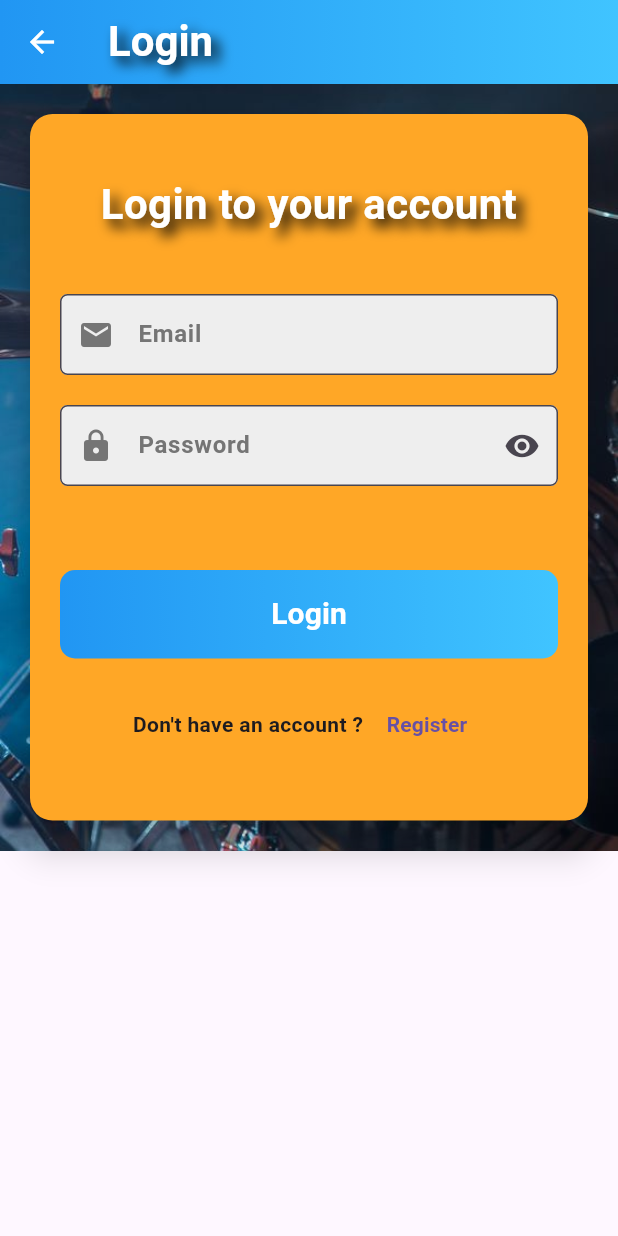
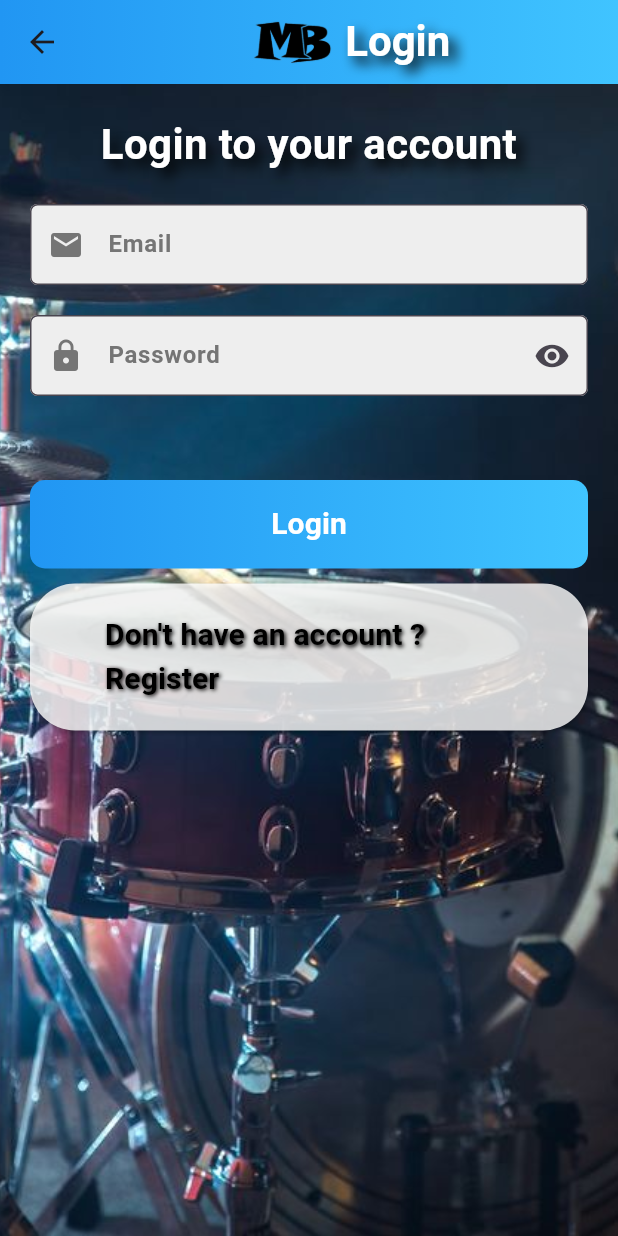
Before and after one commit to Rendy752/Mari-Bermusik, a Flutter app: the LoginRegister screen opened directly, on a phone screen of 412 x 824 dp. Run offline on Flutter 3.47's test engine with Material 3 defaults, Android fonts, the phone set to English and light mode, and no system bars; our stand-ins replace cloud_firestore, firebase_auth, firebase_core, loading_animation_widget, timeago; accounts and stored records are empty.

Commit message:
START: overall styling

```diff
--- a/lib/auth.dart
+++ b/lib/auth.dart
@@ -63,7 +63,7 @@ class Auth {
         if (userData != null) ...userData,
       };
     } else {
-      throw Exception('Not logged in, please login first');
+      throw Exception('User not logged in, please login first');
     }
   }
 }
--- a/lib/component/profile_field.dart
+++ b/lib/component/profile_field.dart
@@ -46,9 +46,9 @@ class ProfileField extends StatelessWidget {
       child: Padding(
         padding: const EdgeInsets.symmetric(horizontal: 8.0),
         child: Row(
+          mainAxisAlignment: MainAxisAlignment.start,
           children: [
             SizedBox(
-              width: MediaQuery.of(context).size.width / 3,
               child: Row(
                 children: [
                   Icon(
--- a/lib/component/top_navbar.dart
+++ b/lib/component/top_navbar.dart
@@ -1,15 +1,12 @@
 import 'package:flutter/material.dart';
-import 'package:flutter/services.dart';
 
 class TopNavbar extends StatelessWidget implements PreferredSizeWidget {
   final String title;
 
   const TopNavbar({Key? key, required this.title}) : super(key: key);
 
-  @override
-  Widget build(BuildContext context) {
-    return AppBar(
-      title: Text(
+  Widget _appBarTitle() {
+    return Text(
       title,
       textAlign: TextAlign.center,
       style: const TextStyle(
@@ -17,7 +14,6 @@ class TopNavbar extends StatelessWidget implements PreferredSizeWidget {
         fontWeight: FontWeight.bold,
         color: Colors.white,
         shadows: [
-            // text shadows
           Shadow(
             blurRadius: 10.0,
             color: Colors.black,
@@ -25,8 +21,32 @@ class TopNavbar extends StatelessWidget implements PreferredSizeWidget {
           ),
         ],
       ),
+    );
+  }
+
+  Widget _appBarLogo() {
+    return Image.asset(
+      'assets/images/logo.png',
+      fit: BoxFit.contain,
+      height: 32,
+    );
+  }
+
+  Widget _appBarTitleWithLogo() {
+    return Row(
+      mainAxisAlignment: MainAxisAlignment.center,
+      children: [
+        _appBarLogo(),
+        const SizedBox(
+          width: 8,
         ),
-      flexibleSpace: Container(
+        _appBarTitle(),
+      ],
+    );
+  }
+
+  Widget _boxDecoration() {
+    return Container(
       decoration: const BoxDecoration(
         gradient: LinearGradient(
           colors: [Colors.blue, Colors.lightBlueAccent],
@@ -34,11 +54,31 @@ class TopNavbar extends StatelessWidget implements PreferredSizeWidget {
           end: Alignment.centerRight,
         ),
       ),
+    );
+  }
+
+  Widget _appBar() {
+    return AppBar(
+      title: _appBarTitleWithLogo(),
+      flexibleSpace: _boxDecoration(),
+    );
+  }
+
+  @override
+  Widget build(BuildContext context) {
+    return LayoutBuilder(
+      builder: (context, constraints) {
+        if (constraints.maxWidth > 600) {
+          return Center(
+            child: SizedBox(
+              width: 600,
+              child: _appBar(),
             ),
-      backgroundColor: Colors.transparent,
-      elevation: 0.0,
-      systemOverlayStyle: SystemUiOverlayStyle.dark,
-      iconTheme: const IconThemeData(color: Colors.white),
+          );
+        } else {
+          return _appBar();
+        }
+      },
     );
   }
 
--- a/lib/pages/login_register.dart
+++ b/lib/pages/login_register.dart
@@ -1,12 +1,10 @@
 import 'dart:math';
-
 import 'package:firebase_auth/firebase_auth.dart';
 import 'package:mari_bermusik/auth.dart';
 import 'package:flutter/material.dart';
 import 'package:mari_bermusik/component/entry_field.dart';
 import 'package:mari_bermusik/component/loading.dart';
 import 'package:mari_bermusik/component/top_navbar.dart';
-import 'package:mari_bermusik/pages/profile_screen.dart';
 
 class LoginRegister extends StatefulWidget {
   const LoginRegister({Key? key}) : super(key: key);
@@ -185,27 +183,39 @@ class _LoginRegisterState extends State<LoginRegister> {
   }
 
   Widget _loginOrRegisterButton() {
-    return Padding(
-      padding: const EdgeInsets.all(20),
-      child: Row(
-        mainAxisAlignment: MainAxisAlignment.center,
-        children: [
-          Text(
-            isLogin ? 'Don\'t have an account ? ' : 'Already have an account ?',
-            style: const TextStyle(fontWeight: FontWeight.bold),
+    return Container(
+      margin: const EdgeInsets.only(top: 10),
+      child: ElevatedButton(
+        style: ElevatedButton.styleFrom(
+          backgroundColor: Colors.white.withOpacity(0.8),
+          padding: const EdgeInsets.symmetric(horizontal: 50, vertical: 20),
+          shape: RoundedRectangleBorder(
+            borderRadius: BorderRadius.circular(30),
           ),
-          TextButton(
+        ),
         onPressed: () {
           setState(() {
             isLogin = !isLogin;
+            errorMessage = '';
           });
         },
         child: Text(
-              isLogin ? 'Register' : 'Login',
-              style: const TextStyle(fontWeight: FontWeight.bold),
+          isLogin
+              ? 'Don\'t have an account ? Register'
+              : 'Already have an account ? Login',
+          style: const TextStyle(
+            fontSize: 20,
+            fontWeight: FontWeight.bold,
+            color: Colors.black,
+            shadows: <Shadow>[
+              Shadow(
+                offset: Offset(1.0, 1.0),
+                blurRadius: 3.0,
+                color: Color.fromARGB(255, 0, 0, 0),
+              ),
+            ],
           ),
         ),
-        ],
       ),
     );
   }
@@ -219,54 +229,75 @@ class _LoginRegisterState extends State<LoginRegister> {
     "piano1",
     "violin1",
   ];
-  @override
-  Widget build(BuildContext context) {
-    return Scaffold(
-      appBar: TopNavbar(title: isLogin ? 'Login' : 'Register'),
-      body: SingleChildScrollView(
-        child: Container(
+
+  Widget _background() {
+    return Container(
       decoration: BoxDecoration(
         image: DecorationImage(
           image: AssetImage(
-                  "assets/images/${images[Random().nextInt(images.length)]}.jpg"),
+              'assets/images/${images[Random().nextInt(images.length)]}.jpg'),
           fit: BoxFit.cover,
         ),
       ),
-          child: Stack(
-            children: <Widget>[
-              Card(
-                shape: RoundedRectangleBorder(
-                  borderRadius: BorderRadius.circular(15.0),
+    );
+  }
+
+  Widget _form() {
+    return Container(
+      padding: const EdgeInsets.symmetric(horizontal: 20),
+      child: Column(
+        children: [
+          if (!isLogin) EntryField(title: 'Name', controller: _name),
+          if (!isLogin) EntryField(title: 'Username', controller: _username),
+          EntryField(
+            title: 'Email',
+            controller: _email,
           ),
-                elevation: 10,
-                color: Colors.orange[400],
-                margin: const EdgeInsets.all(20),
-                child: Padding(
-                  padding: const EdgeInsets.all(20),
-                  child: Column(
-                    crossAxisAlignment: CrossAxisAlignment.center,
-                    mainAxisAlignment: MainAxisAlignment.center,
-                    children: <Widget>[
-                      _header(),
-                      const SizedBox(height: 20),
-                      if (!isLogin)
-                        EntryField(title: 'Name', controller: _name),
-                      if (!isLogin)
-                        EntryField(title: 'Username', controller: _username),
-                      EntryField(title: 'Email', controller: _email),
-                      EntryField(title: 'Password', controller: _password),
+          EntryField(
+            title: 'Password',
+            controller: _password,
+          ),
           _errorMessage(),
           _submitButton(),
           _loginOrRegisterButton(),
         ],
       ),
-                ),
-              ),
-              buildLoadingWidget()
+    );
+  }
+
+  Widget _loginRegisterForm() {
+    return Stack(
+      children: [
+        _background(),
+        buildLoadingWidget(),
+        SingleChildScrollView(
+          child: Column(
+            children: [
+              _header(),
+              _form(),
             ],
           ),
         ),
+      ],
+    );
+  }
+
+  @override
+  Widget build(BuildContext context) {
+    return LayoutBuilder(
+      builder: (context, constraints) {
+        return Scaffold(
+          appBar: TopNavbar(title: isLogin ? 'Login' : 'Register'),
+          body: constraints.maxWidth > 600
+              ? Center(
+                  child: SizedBox(
+                    width: 600,
+                    child: _loginRegisterForm(),
                   ),
+                )
+              : _loginRegisterForm(),
+        );
+      },
     );
   }
 }
```
Also changed, not shown: lib/main.dart (+26 -1 lines), lib/pages/profile_screen.dart (+118 -80 lines), assets/images/logo.png (added). Lines whose indentation alone changed are shown as unchanged.
